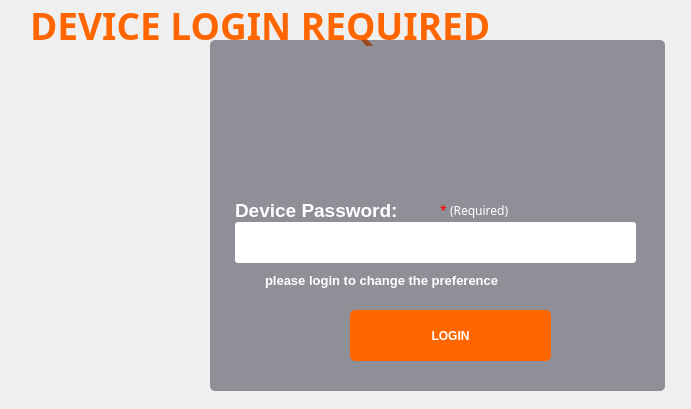
Jonnykoder/RTHM-Device, file RTHM-Device-V2/src/uiFilesv2/Login.ui: the form before one commit.
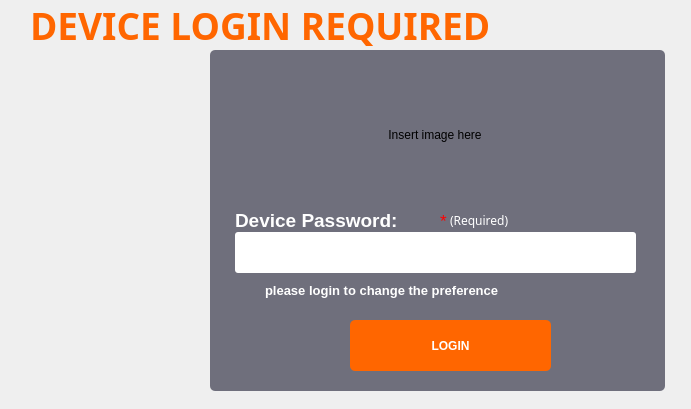
The form after the commit. Icons and pictures are not drawn.

Patch:
```diff
--- a/RTHM-Device-V2/src/uiFilesv2/Login.ui
+++ b/RTHM-Device-V2/src/uiFilesv2/Login.ui
@@ -26,14 +26,14 @@
     <property name="geometry">
      <rect>
       <x>210</x>
-      <y>40</y>
+      <y>50</y>
       <width>455</width>
-      <height>351</height>
+      <height>341</height>
      </rect>
     </property>
     <property name="styleSheet">
      <string notr="true">QGroupBox#groupBox{
-	background-color:rgb(47, 46, 65, 0.5);
+	background-color: #6f6f7c;
 	border-radius:5px;
 }</string>
     </property>
@@ -199,6 +199,22 @@
       <string>(Required)</string>
      </property>
     </widget>
+    <widget class="QLabel" name="label_5">
+     <property name="geometry">
+      <rect>
+       <x>155</x>
+       <y>15</y>
+       <width>140</width>
+       <height>140</height>
+      </rect>
+     </property>
+     <property name="text">
+      <string>Insert image here</string>
+     </property>
+     <property name="alignment">
+      <set>Qt::AlignCenter</set>
+     </property>
+    </widget>
    </widget>
    <widget class="QLabel" name="label">
     <property name="geometry">
```
